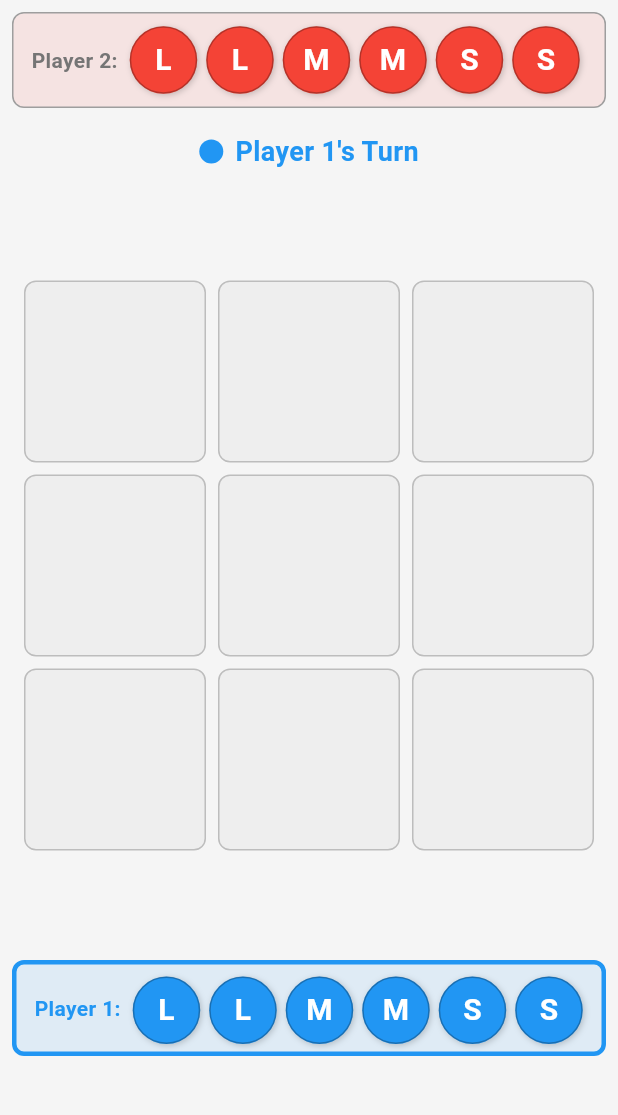
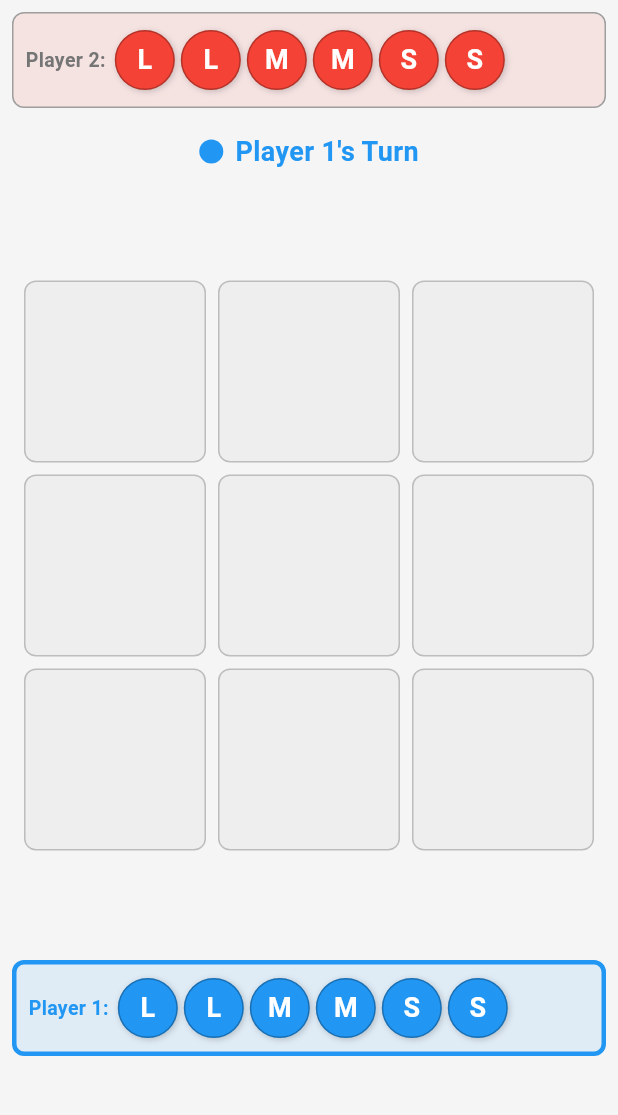
Before and after one commit to hwani1103/gobble_up, a Flutter app: the screen it shows after launch, on a phone screen of 412 x 824 dp, the part 84-1199 px from its top. Run offline on Flutter 3.47's test engine with Material 3 defaults, Android fonts, the phone set to English and light mode, and no system bars.

Commit message:
fix: Reduce pawn size and spacing to prevent wrapping
- Reduced pawn size from 45px to 40px
- Reduced spacing from 6px to 4px
- Reduced padding and font sizes
- Prevents last pawn from wrapping to next line

```diff
--- a/lib/widgets/waiting_area_widget.dart
+++ b/lib/widgets/waiting_area_widget.dart
@@ -21,10 +21,10 @@ class WaitingAreaWidget extends StatelessWidget {
 
   @override
   Widget build(BuildContext context) {
-    const pawnSize = 45.0; // Uniform size for all pawns in waiting area
+    const pawnSize = 40.0; // Uniform size for all pawns in waiting area
 
     return Container(
-      padding: const EdgeInsets.symmetric(horizontal: 12, vertical: 8),
+      padding: const EdgeInsets.symmetric(horizontal: 8, vertical: 8),
       decoration: BoxDecoration(
         color: player.color.withOpacity(0.1),
         border: Border.all(
@@ -40,17 +40,17 @@ class WaitingAreaWidget extends StatelessWidget {
             '${player.name}:',
             style: TextStyle(
               fontWeight: FontWeight.bold,
-              fontSize: 14,
+              fontSize: 13,
               color: isCurrentPlayer ? player.color : Colors.grey[600],
             ),
           ),
-          const SizedBox(width: 8),
+          const SizedBox(width: 6),
 
           // Pawns in a single row
           Expanded(
             child: Wrap(
-              spacing: 6,
-              runSpacing: 6,
+              spacing: 4,
+              runSpacing: 4,
               children: pawns.map((pawn) {
                 final isSelected = selectedPawn == pawn;
                 return GestureDetector(
@@ -78,7 +78,7 @@ class WaitingAreaWidget extends StatelessWidget {
                         style: const TextStyle(
                           color: Colors.white,
                           fontWeight: FontWeight.bold,
-                          fontSize: 20,
+                          fontSize: 18,
                         ),
                       ),
                     ),
```
